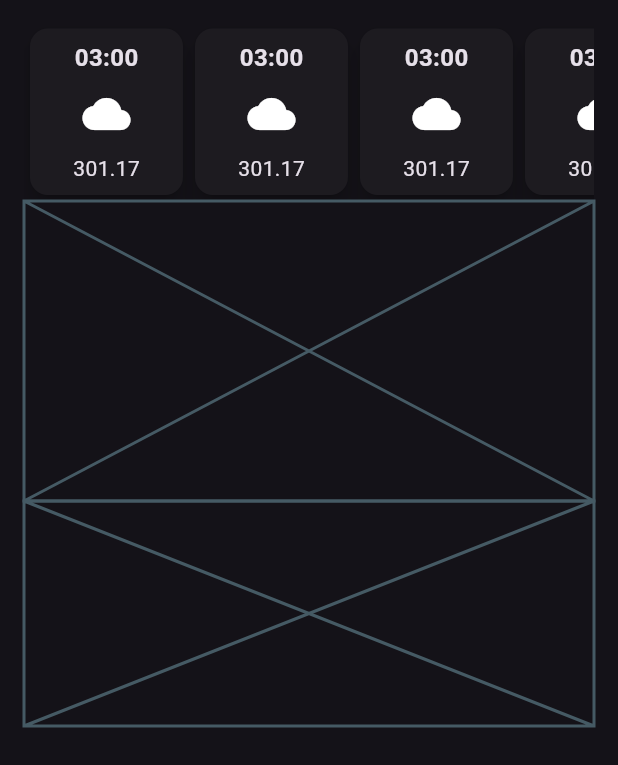
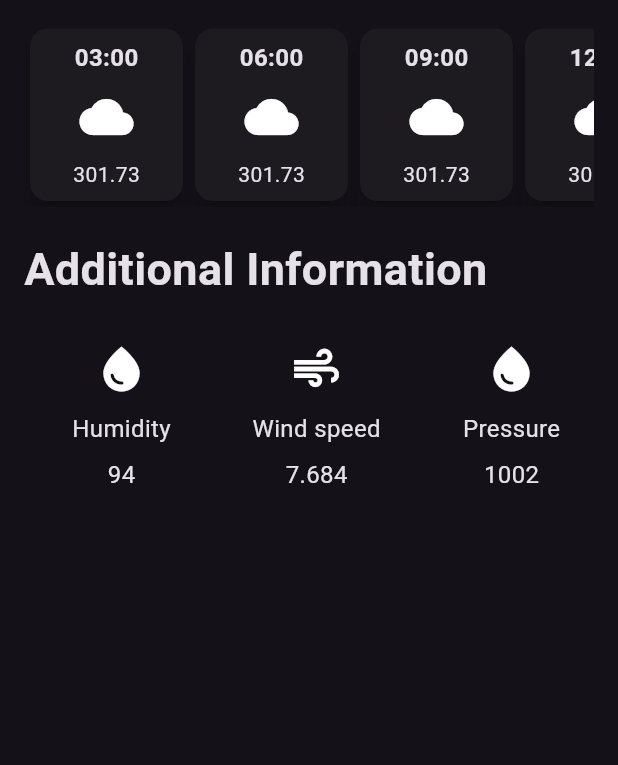
Before and after one commit to Aniketkadu7/WeatherApp, a Flutter app: the screen it shows after launch, on a phone screen of 412 x 824 dp, the part 471-1236 px from its top. Run offline on Flutter 3.47's test engine with Material 3 defaults, Android fonts, the phone set to English and light mode, and no system bars.

Commit message:
Done with the ui

```diff
--- a/lib/weather_app_page.dart
+++ b/lib/weather_app_page.dart
@@ -91,7 +91,140 @@ class _WeatherAppPageState extends State<WeatherAppPage> {
               scrollDirection: Axis.horizontal,
               child: Row(
                 children: [
-                  SizedBox(
+                  HourlyForecastItem(
+                    time: "03:00",
+                    value: "301.73",
+                  ),
+                  HourlyForecastItem(
+                    time: "06:00",
+                    value: "301.73",
+                  ),
+                  HourlyForecastItem(
+                    time: "09:00",
+                    value: "301.73",
+                  ),
+                  HourlyForecastItem(
+                    time: "12:00",
+                    value: "301.73",
+                  ),
+                  HourlyForecastItem(
+                    time: "15:00",
+                    value: "301.73",
+                  ),
+
+                ],
+
+              ),
+            ),
+
+            SizedBox(
+              height: 20,
+            ),
+
+            // Additional Information
+
+            Align(
+              alignment: Alignment.centerLeft,
+              child: const Text("Additional Information", style: TextStyle(
+                fontWeight: FontWeight.bold,
+                fontSize: 30,
+
+              ),
+              ),
+            ),
+            SizedBox(height: 15,),
+
+            Row(
+              children: [
+                AdditionalInfoItem(
+                  icon: Icons.water_drop,
+                  label: "Humidity",
+                  value: "94",
+                ),
+                AdditionalInfoItem(
+                  icon: Icons.air,
+                  label: "Wind speed",
+                  value: "7.684",
+                ),
+                AdditionalInfoItem(
+                  icon: Icons.water_drop,
+                  label: "Pressure",
+                  value: "1002",
+                ),
+
+
+
+              ],
+            ),
+
+
+
+
+
+
+
+          ],
+        ),
+      ),
+
+    );
+  }
+}
+
+class AdditionalInfoItem extends StatelessWidget {
+  final IconData icon;
+  final String label;
+  final String value;
+  const AdditionalInfoItem({
+    required this.icon,
+    required this.label,
+    required this.value,
+
+    super.key,
+  });
+
+  @override
+  Widget build(BuildContext context) {
+    return SizedBox(
+      width: 130,
+      child: Padding(
+        padding: const EdgeInsets.all(12.0),
+        child: Column(
+          children: [
+            Icon(icon,
+            size: 36,),
+
+            SizedBox(height: 10,),
+
+            Text(label, style: TextStyle(
+              fontSize: 16
+            ),),
+            SizedBox(height: 8,),
+
+            Text(value, style: TextStyle(
+              fontSize: 16
+            ),)
+          ],
+
+
+        ),
+      ),
+    );
+  }
+}
+
+class HourlyForecastItem extends StatelessWidget {
+  final String time;
+  final String value;
+  const HourlyForecastItem({
+    required this.time,
+    required this.value,
+    super.key
+  });
+
+  @override
+  Widget build(BuildContext context) {
+    return SizedBox(
                     width: 110,
                     child: Card(
                       elevation: 6,
@@ -101,144 +234,21 @@ class _WeatherAppPageState extends State<WeatherAppPage> {
                           padding: const EdgeInsets.all(8.0),
                           child: Column(
                              children: [
-                              const Text("03:00", style: TextStyle(
+                              Text(time, style: TextStyle(
                                 fontSize: 16,
                                 fontWeight: FontWeight.bold,
                               ),),
                               SizedBox(height: 10,),
                               Icon(Icons.cloud,
-                              size: 32,),
+                              size: 36,),
                               SizedBox(height: 10,),
-                              const Text("301.17"),
+                              Text(value),
 
                              ],
                           ),
                         ),
                       ),
                     ),
-                  ),
-                  SizedBox(
-                    width: 110,
-                    child: Card(
-                      elevation: 6,
-                      child: ClipRRect(
-                        borderRadius: BorderRadius.circular(8),
-                        child: Padding(
-                          padding: const EdgeInsets.all(8.0),
-                          child: Column(
-                             children: [
-                              const Text("03:00", style: TextStyle(
-                                fontSize: 16,
-                                fontWeight: FontWeight.bold,
-                              ),),
-                              SizedBox(height: 10,),
-                              Icon(Icons.cloud,
-                              size: 32,),
-                              SizedBox(height: 10,),
-                              const Text("301.17"),
-
-                             ],
-                          ),
-                        ),
-                      ),
-                    ),
-                  ),
-                  SizedBox(
-                    width: 110,
-                    child: Card(
-                      elevation: 6,
-                      child: ClipRRect(
-                        borderRadius: BorderRadius.circular(8),
-                        child: Padding(
-                          padding: const EdgeInsets.all(8.0),
-                          child: Column(
-                             children: [
-                              const Text("03:00", style: TextStyle(
-                                fontSize: 16,
-                                fontWeight: FontWeight.bold,
-                              ),),
-                              SizedBox(height: 10,),
-                              Icon(Icons.cloud,
-                              size: 32,),
-                              SizedBox(height: 10,),
-                              const Text("301.17"),
-
-                             ],
-                          ),
-                        ),
-                      ),
-                    ),
-                  ),
-                  SizedBox(
-                    width: 110,
-                    child: Card(
-                      elevation: 6,
-                      child: ClipRRect(
-                        borderRadius: BorderRadius.circular(8),
-                        child: Padding(
-                          padding: const EdgeInsets.all(8.0),
-                          child: Column(
-                             children: [
-                              const Text("03:00", style: TextStyle(
-                                fontSize: 16,
-                                fontWeight: FontWeight.bold,
-                              ),),
-                              SizedBox(height: 10,),
-                              Icon(Icons.cloud,
-                              size: 32,),
-                              SizedBox(height: 10,),
-                              const Text("301.17"),
-
-                             ],
-                          ),
-                        ),
-                      ),
-                    ),
-                  ),
-                  SizedBox(
-                    width: 110,
-                    child: Card(
-                      elevation: 6,
-                      child: ClipRRect(
-                        borderRadius: BorderRadius.circular(8),
-                        child: Padding(
-                          padding: const EdgeInsets.all(8.0),
-                          child: Column(
-                             children: [
-                              const Text("03:00", style: TextStyle(
-                                fontSize: 16,
-                                fontWeight: FontWeight.bold,
-                              ),),
-                              SizedBox(height: 10,),
-                              Icon(Icons.cloud,
-                              size: 32,),
-                              SizedBox(height: 10,),
-                              const Text("301.17"),
-
-                             ],
-                          ),
-                        ),
-                      ),
-                    ),
-                  )
-                ],
-
-              ),
-            ),
-
-            //weather forecast cards
-            const Placeholder(
-              fallbackHeight: 200,
-            ),
-
-            // Additional Information
-            const Placeholder(
-              fallbackHeight: 150,
-            )
-          ],
-        ),
-      ),
-
-    );
+                  );
   }
 }
--- a/pubspec.yaml
+++ b/pubspec.yaml
@@ -30,6 +30,7 @@ environment:
 dependencies:
   flutter:
     sdk: flutter
+  http: ^1.3.0
 
   # The following adds the Cupertino Icons font to your application.
   # Use with the CupertinoIcons class for iOS style icons.
```
Also changed, not shown: pubspec.lock.
